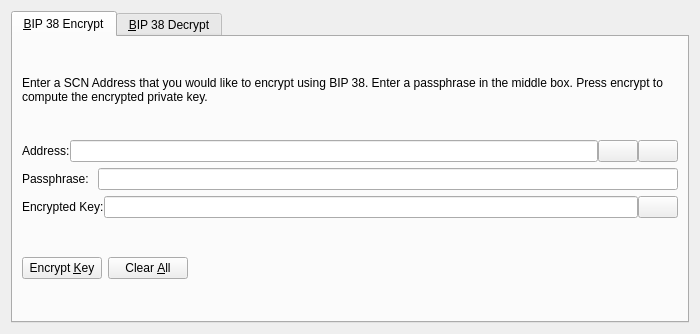
Before: the Qt Designer form src/qt/forms/bip38tooldialog.ui in securecloudnet/SecureCloud, drawn with Qt 5.
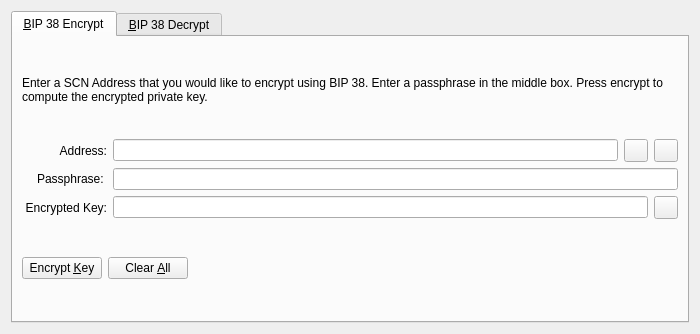
After: the same form once the commit is applied. The open tabs and pages were chosen to show the change. Icons and pictures are not drawn. Custom widgets are drawn as their Qt base class.

```diff
--- a/src/qt/forms/bip38tooldialog.ui
+++ b/src/qt/forms/bip38tooldialog.ui
@@ -42,11 +42,17 @@
        </item>
        <item>
         <layout class="QHBoxLayout" name="horizontalLayout_1_ENC">
-         <property name="spacing">
-          <number>0</number>
-         </property>
          <item>
           <widget class="QLabel" name="label_5">
+           <property name="alignment">
+            <set>Qt::AlignRight|Qt::AlignTrailing|Qt::AlignVCenter</set>
+           </property>
+           <property name="minimumSize">
+            <size>
+             <width>85</width>
+             <height>0</height>
+            </size>
+           </property>
            <property name="text">
             <string>Address:</string>
            </property>
@@ -60,7 +66,7 @@
           </widget>
          </item>
          <item>
-          <widget class="QPushButton" name="addressBookButton_ENC">
+          <widget class="QToolButton" name="addressBookButton_ENC">
            <property name="toolTip">
             <string>Choose previously used address</string>
            </property>
@@ -74,13 +80,10 @@
            <property name="shortcut">
             <string>Alt+A</string>
            </property>
-           <property name="autoDefault">
-            <bool>false</bool>
-           </property>
           </widget>
          </item>
          <item>
-          <widget class="QPushButton" name="pasteButton_ENC">
+          <widget class="QToolButton" name="pasteButton_ENC">
            <property name="toolTip">
             <string>Paste address from clipboard</string>
            </property>
@@ -94,9 +97,6 @@
            <property name="shortcut">
             <string>Alt+P</string>
            </property>
-           <property name="autoDefault">
-            <bool>false</bool>
-           </property>
           </widget>
          </item>
         </layout>
@@ -105,6 +105,15 @@
         <layout class="QHBoxLayout" name="horizontalLayout_5">
          <item>
           <widget class="QLabel" name="label_6">
+           <property name="alignment">
+            <set>Qt::AlignRight|Qt::AlignTrailing|Qt::AlignVCenter</set>
+           </property>
+           <property name="minimumSize">
+            <size>
+             <width>85</width>
+             <height>0</height>
+            </size>
+           </property>
            <property name="text">
             <string>Passphrase: </string>
            </property>
@@ -121,11 +130,17 @@
        </item>
        <item>
         <layout class="QHBoxLayout" name="horizontalLayout_2_ENC">
-         <property name="spacing">
-          <number>0</number>
-         </property>
          <item>
           <widget class="QLabel" name="encryptedKeyLabel_ENC">
+           <property name="alignment">
+            <set>Qt::AlignRight|Qt::AlignTrailing|Qt::AlignVCenter</set>
+           </property>
+           <property name="minimumSize">
+            <size>
+             <width>85</width>
+             <height>0</height>
+            </size>
+           </property>
            <property name="text">
             <string>Encrypted Key:</string>
            </property>
@@ -147,7 +162,7 @@
           </widget>
          </item>
          <item>
-          <widget class="QPushButton" name="copyKeyButton_ENC">
+          <widget class="QToolButton" name="copyKeyButton_ENC">
            <property name="toolTip">
             <string>Copy the current signature to the system clipboard</string>
            </property>
@@ -158,9 +173,6 @@
             <iconset resource="../securecloud.qrc">
              <normaloff>:/icons/editcopy</normaloff>:/icons/editcopy</iconset>
            </property>
-           <property name="autoDefault">
-            <bool>false</bool>
-           </property>
           </widget>
          </item>
         </layout>
```
Left out of the diff: 48 changed lines with no effect on the pictures.
